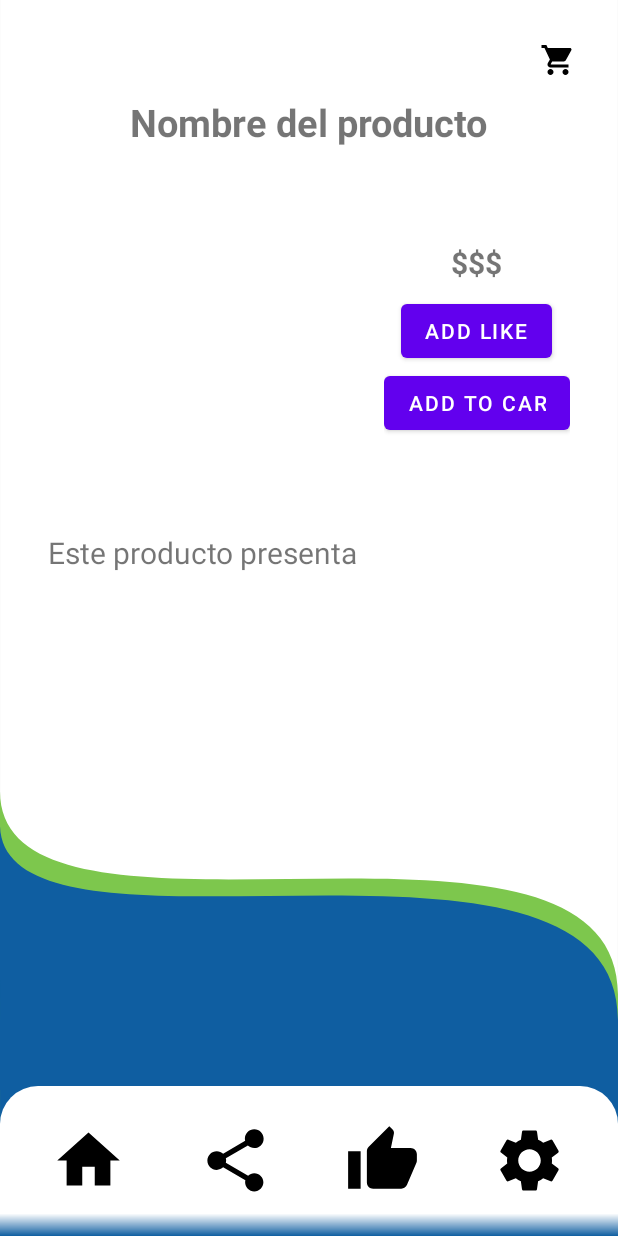
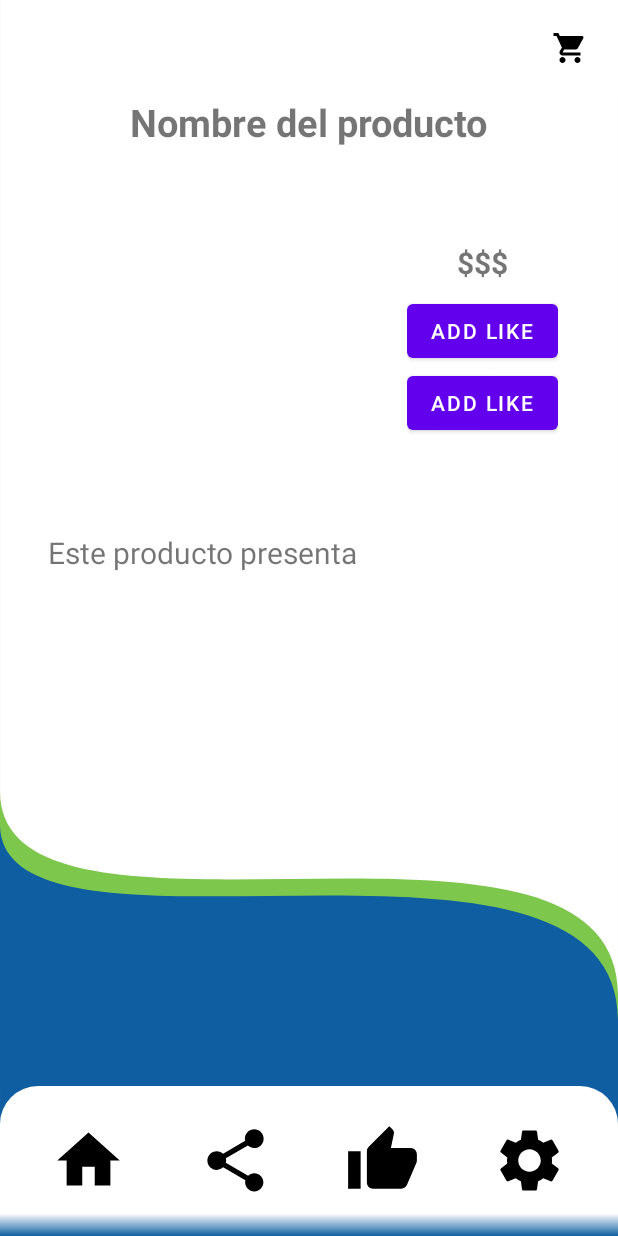
Before and after one commit to HernanTrullo/OptiMovil, an Android app: the VentanaInformacionProductos screen opened directly, with no data from a screen before it, after a tap on "REMOVE LIKE", on a phone screen of 412 x 824 dp. Run offline under Robolectric (Android 15) with nearby library versions, the phone set to English and light mode, and no system bars; 2 other taps on this screen came first.

Commit message:
Arreglo en verificación de productos en base de datos

```diff
--- a/app/src/main/java/edu/unicauca/optimovil/Actividades/BD/CarritoCompraHelper.java
+++ b/app/src/main/java/edu/unicauca/optimovil/Actividades/BD/CarritoCompraHelper.java
@@ -35,6 +35,16 @@ public class CarritoCompraHelper extends SQLiteOpenHelper {
         contentValues.put(Campo_foto,fotoID);
         db.insert(Tabla_Carrito,null,contentValues);
     }
+    public Cursor GetProductoCarrito(String fotoID)
+    {
+        SQLiteDatabase db = this.getReadableDatabase();
+
+        String[] projection = {Campo_foto};
+        String selection = Campo_foto + " LIKE ?";
+        String[] selectionArgs = { fotoID};
+        Cursor cursor = db.query(Tabla_Carrito,projection,selection,selectionArgs,null,null,null);
+        return cursor;
+    }
     public Cursor GetProductosCarrito()
     {
         SQLiteDatabase db = this.getReadableDatabase();
--- a/app/src/main/java/edu/unicauca/optimovil/Actividades/BD/MeGustaBDHelper.java
+++ b/app/src/main/java/edu/unicauca/optimovil/Actividades/BD/MeGustaBDHelper.java
@@ -36,12 +36,23 @@ public class MeGustaBDHelper extends SQLiteOpenHelper {
         contentValues.put(Campo_foto,fotoID);
         db.insert(Tabla_Me_Gusta,null,contentValues);
     }
+    public Cursor GetProductoMeGusta(String fotoID)
+    {
+        SQLiteDatabase db = this.getReadableDatabase();
+
+        String[] projection = {Campo_foto};
+        String selection = Campo_foto + " LIKE ?";
+        String[] selectionArgs = { fotoID};
+        Cursor cursor = db.query(Tabla_Me_Gusta,projection,selection,selectionArgs,null,null,null);
+        return cursor;
+    }
     public Cursor GetProductosMeGusta()
     {
-        SQLiteDatabase db = this.getReadableDatabase();
+       SQLiteDatabase db = this.getReadableDatabase();
         Cursor resultado = db.rawQuery("SELECT * FROM "+Tabla_Me_Gusta,null);
         return resultado;
     }
+
     public void BorrarProductoMeGusta(String id)
     {
         SQLiteDatabase db = this.getWritableDatabase();
--- a/app/src/main/java/edu/unicauca/optimovil/Actividades/VentanaInformacionProductos.java
+++ b/app/src/main/java/edu/unicauca/optimovil/Actividades/VentanaInformacionProductos.java
@@ -94,18 +94,12 @@ public class VentanaInformacionProductos extends AppCompatActivity{
 
     private void ConsultarMeGusta()
     {
-        Cursor cursor = conn.GetProductosMeGusta();
-        ArrayList<String> Lista= new ArrayList<String>();
-        while (cursor.moveToNext())
+        Cursor cursor = conn.GetProductoMeGusta(resIDStr);
+        if(cursor.moveToFirst())
         {
-            Lista.add(cursor.getString(1));
-        }
-        for (int i = 0; i < Lista.size(); i++) {
-            if(Lista.get(i).equals(resIDStr))
-            {
+            String productoLike = cursor.getString(0);
             estaEnLista = true;
             btn_Me_gusta.setText(R.string.btn_no_me_gusta);
-                i = Lista.size();
         }
         else
         {
@@ -113,27 +107,19 @@ public class VentanaInformacionProductos extends AppCompatActivity{
             estaEnLista = false;
         }
     }
-    }
     private void ConsultarCarrito()
     {
-        Cursor cursor = conncc.GetProductosCarrito();
-        ArrayList<String> Carrito= new ArrayList<String>();
-        while (cursor.moveToNext())
+        Cursor cursor = conncc.GetProductoCarrito(resIDStr);
+        if(cursor.moveToFirst())
         {
-            Carrito.add(cursor.getString(1));
-        }
-        for (int i = 0; i < Carrito.size(); i++) {
-            if(Carrito.get(i).equals(resIDStr))
-            {
+            String productoLike = cursor.getString(0);
             estaEnCarrito = true;
-                btn_Carrito.setText(R.string.btn_no_comprar);
-                i = Carrito.size();
+            btn_Carrito.setText(R.string.btn_no_me_gusta);
         }
         else
         {
-                btn_Carrito.setText(R.string.btn_comprar);
+            btn_Carrito.setText(R.string.btn_me_gusta);
             estaEnCarrito = false;
-            }
         }
     }
 
--- a/app/src/main/res/layout/activity_ventana_informacion_productos.xml
+++ b/app/src/main/res/layout/activity_ventana_informacion_productos.xml
@@ -5,27 +5,15 @@
     android:layout_width="match_parent"
     android:layout_height="match_parent"
     tools:context=".Actividades.VentanaInformacionProductos">
-    <androidx.constraintlayout.widget.ConstraintLayout
-        android:id="@+id/constraintLayout"
+    <ImageButton
+        android:id="@+id/CarritoCompra"
         android:layout_width="64dp"
         android:layout_height="64dp"
-        android:layout_marginTop="8dp"
-        android:layout_marginEnd="8dp"
+        android:layout_weight="1"
+        android:background="@color/white"
         app:layout_constraintEnd_toEndOf="parent"
-
-        app:layout_constraintTop_toTopOf="parent">
-
-        <ImageButton
-            android:id="@+id/CarritoCompra"
-            android:layout_width="match_parent"
-            android:layout_height="match_parent"
-            android:layout_weight="1"
-            android:background="@color/white"
-            app:layout_constraintEnd_toEndOf="parent"
-            app:layout_constraintStart_toStartOf="parent"
-            app:layout_constraintTop_toTopOf="parent"
-            app:srcCompat="@drawable/ic_btn_shopping_cart_24" />
-    </androidx.constraintlayout.widget.ConstraintLayout>
+        app:layout_constraintTop_toTopOf="parent"
+        app:srcCompat="@drawable/ic_btn_shopping_cart_24" />
 
     <FrameLayout
         android:id="@+id/layout_fragment_btn"
```
Also changed, not shown: app/src/main/res/layout/activity_ventana_producto.xml (+6 -18 lines). Lines whose indentation alone changed are shown as unchanged.
